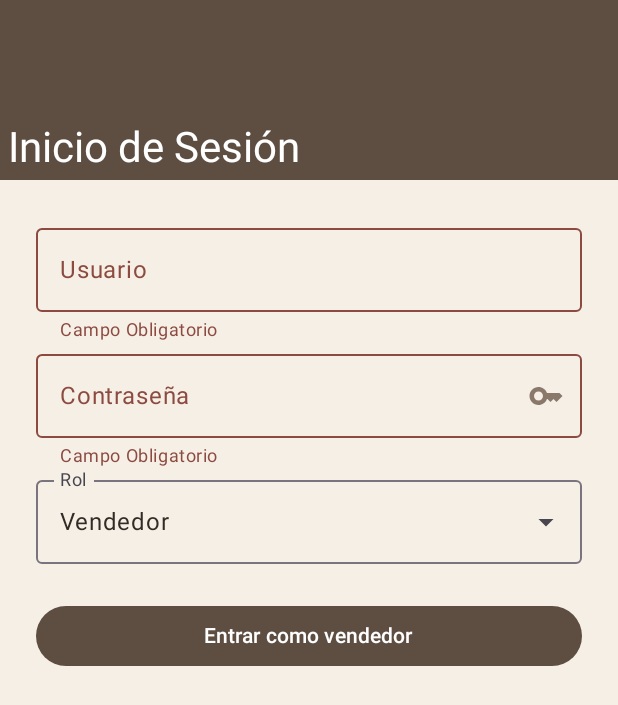
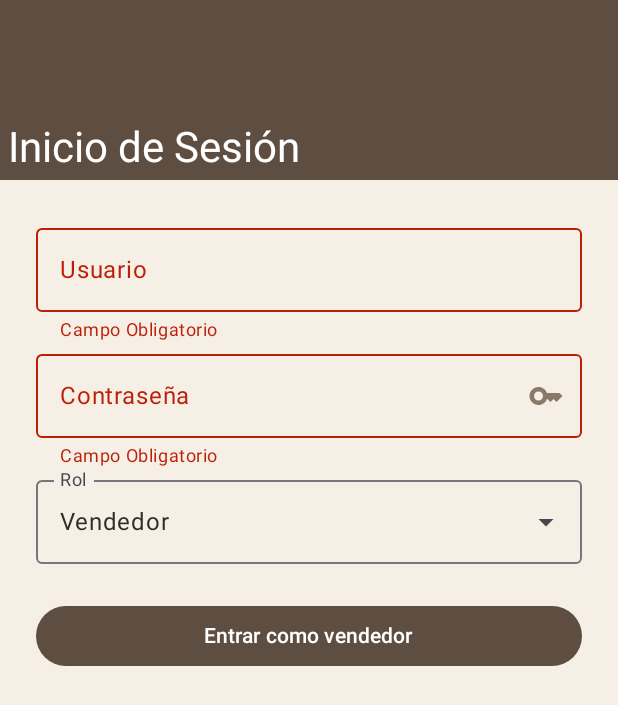
Before and after one commit to MarcosFiniarel/CasoSemestral_App_Moviles, an Android app built with Jetpack Compose: the screen it shows after launch (MainActivity), after a tap on "Entrar como vendedor", on a phone screen of 412 x 824 dp. Shown: the top 705 px of the screen. Run offline under Robolectric (Android 15) with nearby library versions, the phone set to English and light mode, and no system bars; our stand-ins replace Room's generated code, livedata-compose.

Commit message:
Ajustes en los comentarios y color del error

```diff
--- a/app/src/main/java/com/example/casosemestral/ui/gestor/comisiones/ComisionScreen.kt
+++ b/app/src/main/java/com/example/casosemestral/ui/gestor/comisiones/ComisionScreen.kt
@@ -67,7 +67,7 @@ fun ComisionScreen(
     var dropdownExpandido by remember { mutableStateOf(false) }
     val scrollContenido = rememberScrollState()
 
-    // Escucha eventos/alertas (como intentar emitir sin ventas disponibles)
+    // ESCUCHA EVENTOS/ALERTAS (COMO INTENTAR EMITIR SIN VENTAS DISPONIBLES)
     LaunchedEffect(Unit) {
         vm.mensajeEvento.collect { mensaje ->
             snackbarHostState.showSnackbar(mensaje)
--- a/app/src/main/java/com/example/casosemestral/ui/login/LoginScreen.kt
+++ b/app/src/main/java/com/example/casosemestral/ui/login/LoginScreen.kt
@@ -125,7 +125,6 @@ fun LoginScreen(
                     modifier = Modifier.fillMaxWidth()
                 )
 
-                // Dentro de tu LoginScreen (junto a tus otros estados de UI)
                 var rolSeleccionado by remember { mutableStateOf("Vendedor") }
                 val roles = listOf("Vendedor", "Gestor", "Administrador")
                 var expanded by remember { mutableStateOf(false) }
--- a/app/src/main/java/com/example/casosemestral/ui/theme/Theme.kt
+++ b/app/src/main/java/com/example/casosemestral/ui/theme/Theme.kt
@@ -74,7 +74,7 @@ private val DarkColorScheme = darkColorScheme(
     onSurface = Color(0xFFE6DFD5),       // Texto en superficies
 
     error = Color(0xFFE2B2A6),           // Tono terracota suave para errores en oscuro
-    onError = Color(0xFF421D16),         // Texto oscuro sobre error
+    onError = Color(0xFFEE2C07),         // Texto oscuro sobre error
     errorContainer = Color(0xFF4A2520),  // Contenedor de error oscuro
     onErrorContainer = Color(0xFFF7D8D2) // Texto claro para error
 )
@@ -94,7 +94,7 @@ private val LightColorScheme = lightColorScheme(
     onBackground = Color(0xFF332B25),    // Texto general café oscuro muy legible
     onSurface = Color(0xFF332B25),       // Texto en superficies
 
-    error = Color(0xFF8C4A40),           // Terracota / vino cálido para validaciones y bordes de error
+    error = Color(0xFFBD1E06),           // Terracota / vino cálido para validaciones y bordes de error
     onError = Color(0xFFFFFFFF),         // Texto blanco sobre error
     errorContainer = Color(0xFFD9B9B3),  // Contenedor crema-terracota suave para Snackbar de error/borrar
     onErrorContainer = Color(0xFF3B120D) // Texto oscuro para el contenedor de error
```
Also changed, not shown: app/src/main/java/com/example/casosemestral/model/data/repository/ComisionRepository.kt (+3 -9 lines), app/src/main/java/com/example/casosemestral/model/reporteDeComisiones/ReporteComisionDao.kt (+4 -4 lines), app/src/main/java/com/example/casosemestral/model/venta/VentaDao.kt (+5 -5 lines), app/src/main/java/com/example/casosemestral/ui/gestor/lista/VentaGestorItemCard.kt (+4 -4 lines), app/src/main/java/com/example/casosemestral/ui/gestor/lista/form/GestorFormScreen.kt (+5 -7 lines), app/src/main/java/com/example/casosemestral/ui/gestor/lista/form/GestorFormViewModel.kt (+8 -8 lines).
